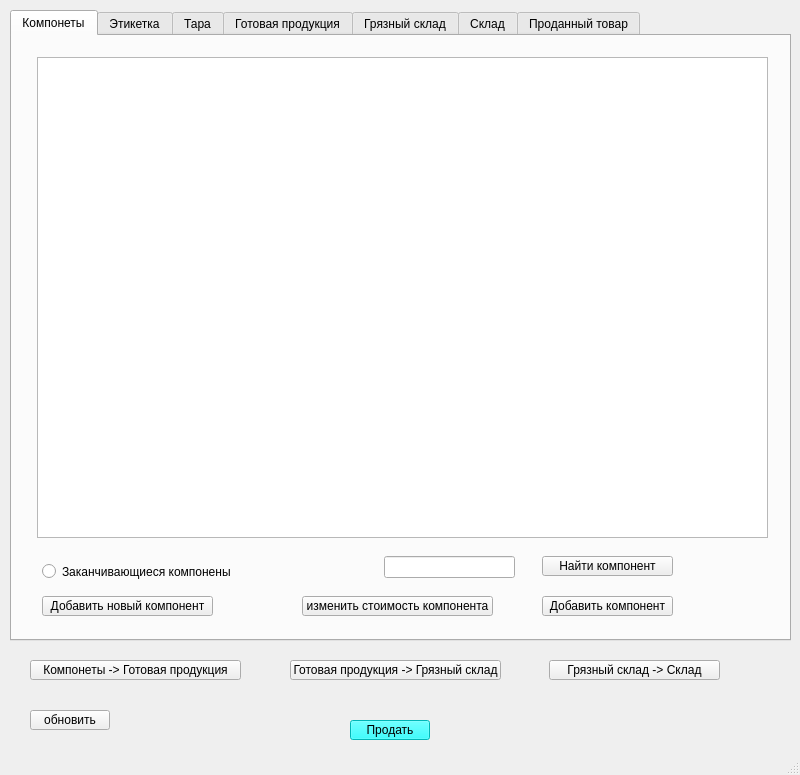
gbu1at/Application, file main.ui: the form before one commit.
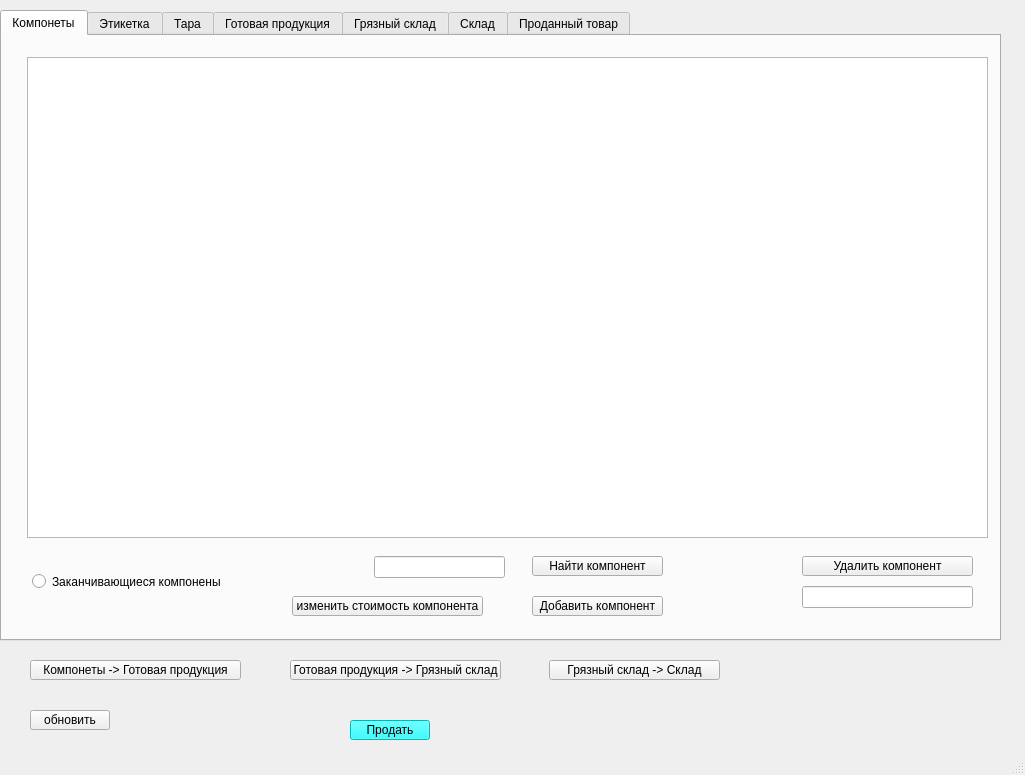
The form after the commit. The open tabs and pages were chosen to show the change.

Patch:
```diff
--- a/main.ui
+++ b/main.ui
@@ -6,7 +6,7 @@
    <rect>
     <x>0</x>
     <y>0</y>
-    <width>800</width>
+    <width>1025</width>
     <height>775</height>
    </rect>
   </property>
@@ -17,9 +17,9 @@
    <widget class="QTabWidget" name="TAB">
     <property name="geometry">
      <rect>
-      <x>10</x>
+      <x>0</x>
       <y>10</y>
-      <width>781</width>
+      <width>1001</width>
       <height>631</height>
      </rect>
     </property>
@@ -35,7 +35,7 @@
        <rect>
         <x>25</x>
         <y>21</y>
-        <width>731</width>
+        <width>961</width>
         <height>481</height>
        </rect>
       </property>
@@ -62,7 +62,7 @@
       <property name="geometry">
        <rect>
         <x>30</x>
-        <y>520</y>
+        <y>530</y>
         <width>191</width>
         <height>31</height>
        </rect>
@@ -107,19 +107,6 @@
        <string>Добавить компонент</string>
       </property>
      </widget>
-     <widget class="QPushButton" name="btn_add_new_component">
-      <property name="geometry">
-       <rect>
-        <x>30</x>
-        <y>560</y>
-        <width>171</width>
-        <height>20</height>
-       </rect>
-      </property>
-      <property name="text">
-       <string>Добавить новый компонент</string>
-      </property>
-     </widget>
      <widget class="QPushButton" name="btn_set_cost_component">
       <property name="geometry">
        <rect>
@@ -133,6 +120,29 @@
        <string>изменить стоимость компонента</string>
       </property>
      </widget>
+     <widget class="QPushButton" name="btn_del_component">
+      <property name="geometry">
+       <rect>
+        <x>800</x>
+        <y>520</y>
+        <width>171</width>
+        <height>20</height>
+       </rect>
+      </property>
+      <property name="text">
+       <string>Удалить компонент</string>
+      </property>
+     </widget>
+     <widget class="QLineEdit" name="edit_del_component">
+      <property name="geometry">
+       <rect>
+        <x>800</x>
+        <y>550</y>
+        <width>171</width>
+        <height>22</height>
+       </rect>
+      </property>
+     </widget>
     </widget>
     <widget class="QWidget" name="tab_4">
      <attribute name="title">
```
Left out of the diff: 14 changed lines with no effect on the pictures.
